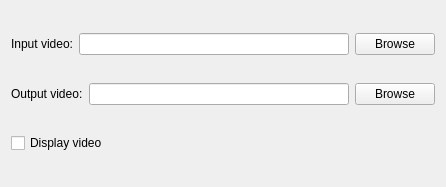
The window that mainwindow.ui (marcgonzmont/Video_Processing) describes before a commit, drawn with Qt 5.
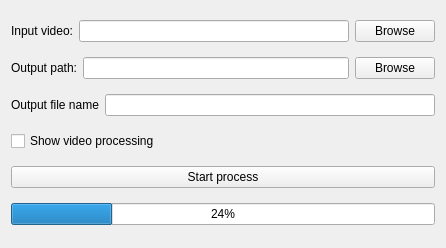
The same window after the commit.

Commit message: Video read/write and progressBar

Patch:
```diff
--- a/mainwindow.ui
+++ b/mainwindow.ui
@@ -7,7 +7,7 @@
     <x>0</x>
     <y>0</y>
     <width>446</width>
-    <height>187</height>
+    <height>248</height>
    </rect>
   </property>
   <property name="windowTitle">
@@ -41,7 +41,7 @@
       <item>
        <widget class="QLabel" name="outputLabel">
         <property name="text">
-         <string>Output video:</string>
+         <string>Output path:</string>
         </property>
        </widget>
       </item>
@@ -58,12 +58,48 @@
      </layout>
     </item>
     <item>
-     <widget class="QCheckBox" name="displayImageCheckBox">
+     <layout class="QHBoxLayout" name="horizontalLayout">
+      <item>
+       <widget class="QLabel" name="nameLabel">
+        <property name="text">
+         <string>Output file name</string>
+        </property>
+       </widget>
+      </item>
+      <item>
+       <widget class="QLineEdit" name="nameInLabel"/>
+      </item>
+     </layout>
+    </item>
+    <item>
+     <widget class="QCheckBox" name="showButton">
       <property name="text">
-       <string>Display video</string>
+       <string>Show video processing</string>
       </property>
      </widget>
     </item>
+    <item>
+     <layout class="QVBoxLayout" name="verticalLayout_2">
+      <item>
+       <widget class="QPushButton" name="processButton">
+        <property name="text">
+         <string>Start process</string>
+        </property>
+       </widget>
+      </item>
+     </layout>
+    </item>
+    <item>
+     <layout class="QVBoxLayout" name="verticalLayout_3">
+      <item>
+       <widget class="QProgressBar" name="progressBar">
+        <property name="value">
+         <number>24</number>
+        </property>
+       </widget>
+      </item>
+     </layout>
+    </item>
    </layout>
   </widget>
  </widget>
```
The commit also changes 4 other files.
